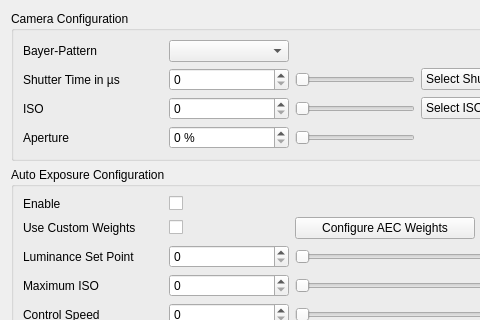
KAYA-Instruments/SDI-Control-Point, file dct_widgets/inoutbox/inoutbox.ui: the form before one commit; both pictures show x 0 to 480 and y 0 to 320 of the 722 by 1049 pixel window.
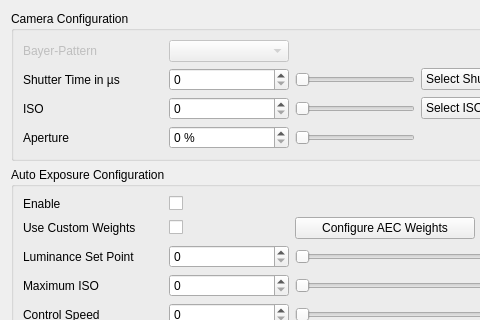
The form after the commit.

What changed in the file:
```diff
--- a/dct_widgets/inoutbox/inoutbox.ui
+++ b/dct_widgets/inoutbox/inoutbox.ui
@@ -156,6 +156,9 @@
       </item>
       <item row="0" column="0">
        <widget class="QLabel" name="lblBayerPattern">
+        <property name="enabled">
+         <bool>false</bool>
+        </property>
         <property name="minimumSize">
          <size>
           <width>140</width>
@@ -175,6 +178,9 @@
       </item>
       <item row="0" column="1">
        <widget class="QComboBox" name="cbxBayerPattern">
+        <property name="enabled">
+         <bool>false</bool>
+        </property>
         <property name="minimumSize">
          <size>
           <width>120</width>
```
